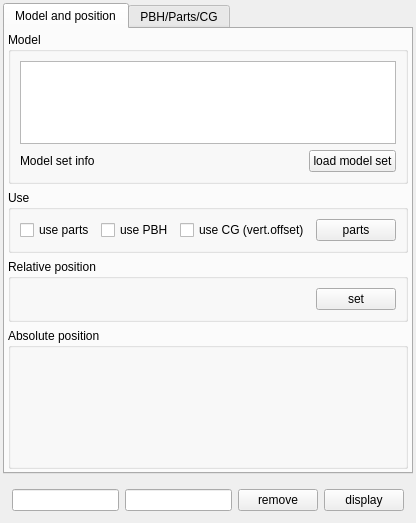
The window that src/blackgui/components/modelbrowsercomponent.ui (swift-project/pilotclient) describes before a commit, drawn with Qt 5.
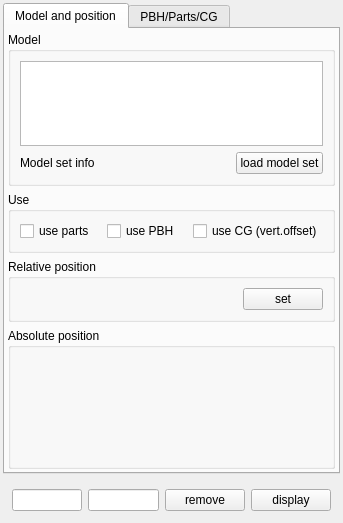
The same window after the commit. Custom widgets are drawn as their Qt base class.

Commit message: refactor(ui): Remove second way to switch to model browser parts tab

Diff of the .ui file:
```diff
--- a/src/blackgui/components/modelbrowsercomponent.ui
+++ b/src/blackgui/components/modelbrowsercomponent.ui
@@ -129,13 +129,6 @@
             </property>
            </widget>
           </item>
-          <item row="0" column="3">
-           <widget class="QPushButton" name="pb_Parts">
-            <property name="text">
-             <string>parts</string>
-            </property>
-           </widget>
-          </item>
          </layout>
         </widget>
        </item>
```
The commit also changes 2 other files.
